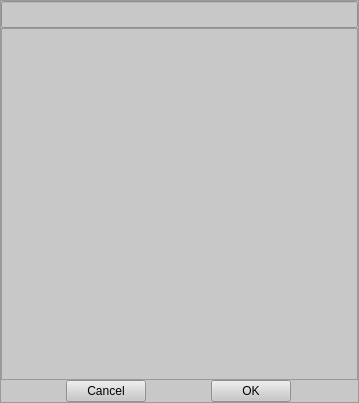
alleindrach/QWellMan, file widget/editor/qwmlibselector.ui: the form before one commit.
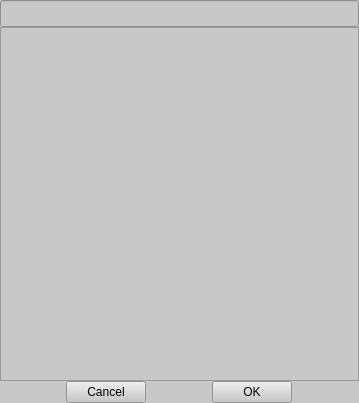
The form after the commit.

The edit to the form file:
```diff
--- a/widget/editor/qwmlibselector.ui
+++ b/widget/editor/qwmlibselector.ui
@@ -44,10 +44,13 @@
       <string notr="true">background-color: rgb(200,200,200);</string>
      </property>
      <property name="frameShape">
-      <enum>QFrame::StyledPanel</enum>
+      <enum>QFrame::NoFrame</enum>
      </property>
      <property name="frameShadow">
-      <enum>QFrame::Raised</enum>
+      <enum>QFrame::Plain</enum>
+     </property>
+     <property name="lineWidth">
+      <number>0</number>
      </property>
      <layout class="QVBoxLayout" name="verticalLayout_3">
       <property name="spacing">
```
